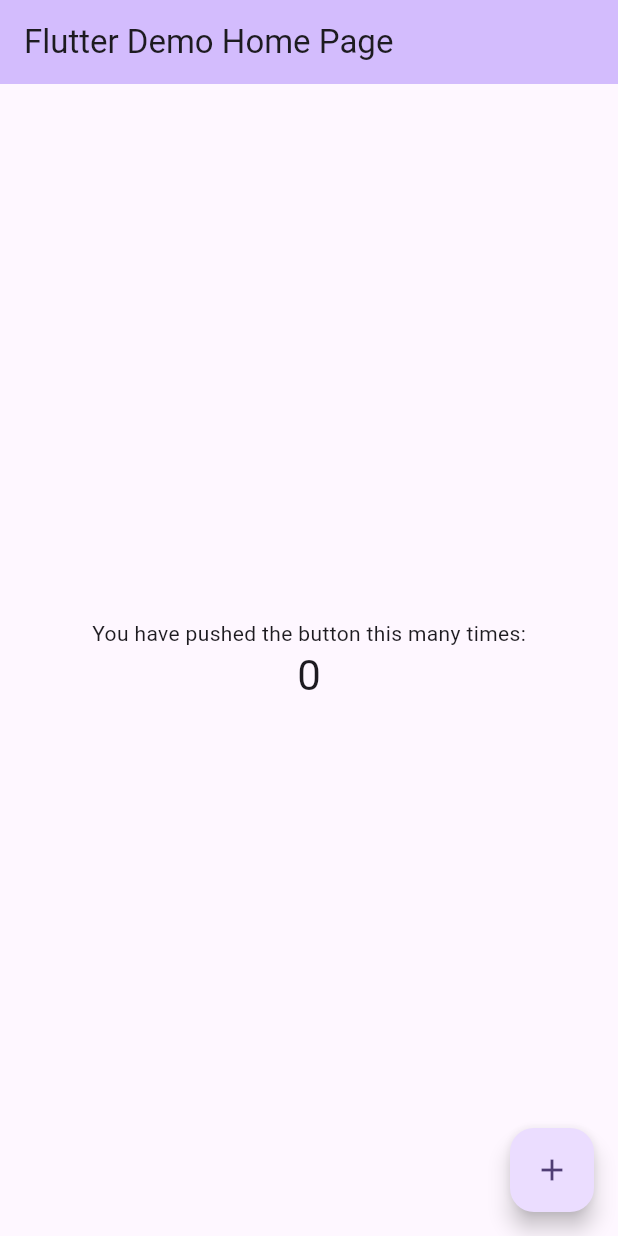
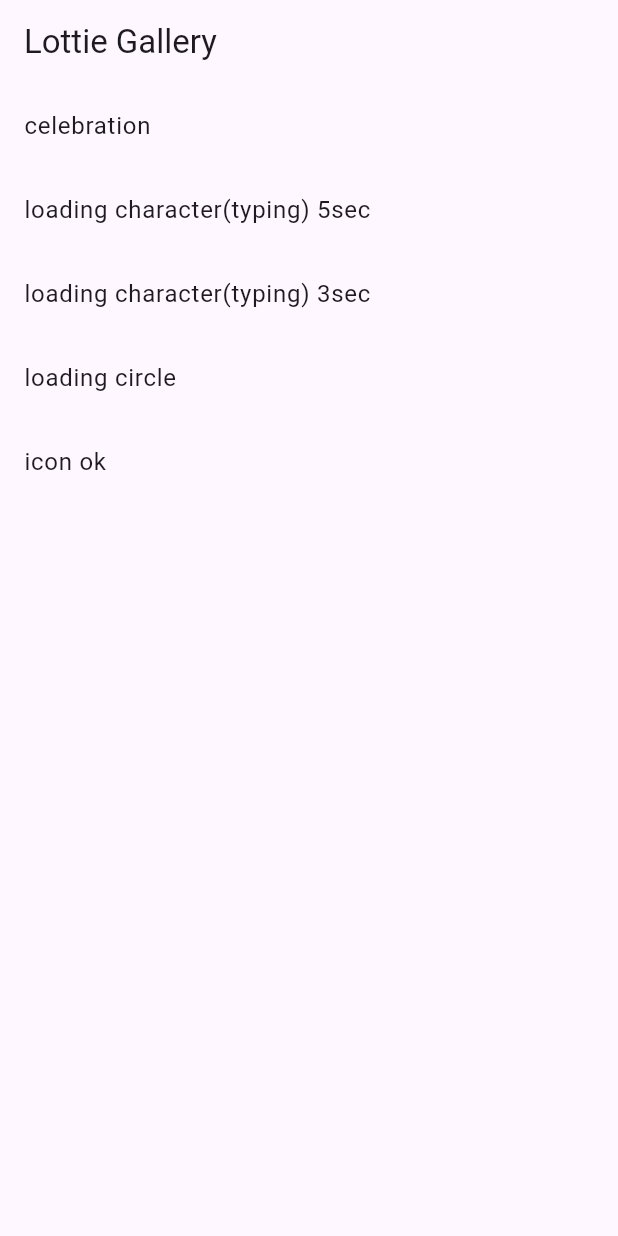
Before and after one commit to eomchaeyoon/pickeat_lottie, a Flutter app: the screen it shows after launch, on a phone screen of 412 x 824 dp. Run offline on Flutter 3.47's test engine with Material 3 defaults, Android fonts, the phone set to English and light mode, and no system bars; our stand-ins replace lottie.

Commit message:
pickeat lottie

```diff
--- /dev/null
+++ b/lib/lottie_gallery.dart
@@ -0,0 +1,41 @@
+import 'package:flutter/material.dart';
+import 'lottie_view.dart';
+
+class LottieGallery extends StatelessWidget {
+  final List<String> lottieFiles = [
+    "assets/lottie/celebration.json",
+    "assets/lottie/loading_character(typing)_5sec.json",
+    "assets/lottie/loading_character(typing)_3sec.json",
+    "assets/lottie/loading_circle.json",
+    "assets/lottie/icon_ok.json",
+  ];
+
+  String _extractFileName(String filePath) {
+    return filePath.split('/').last.split('.').first.replaceAll('_', ' ');
+  }
+
+  @override
+  Widget build(BuildContext context) {
+    return Scaffold(
+      appBar: AppBar(
+        title: Text('Lottie Gallery'),
+      ),
+      body: ListView.builder(
+        itemCount: lottieFiles.length,
+        itemBuilder: (context, index) {
+          return ListTile(
+            title: Text(_extractFileName(lottieFiles[index])),
+            onTap: () {
+              Navigator.push(
+                context,
+                MaterialPageRoute(
+                  builder: (context) => LottieView(filePath: lottieFiles[index]),
+                ),
+              );
+            },
+          );
+        },
+      ),
+    );
+  }
+}
--- a/lib/main.dart
+++ b/lib/main.dart
@@ -1,4 +1,5 @@
 import 'package:flutter/material.dart';
+import 'package:pickeatlottie/lottie_gallery.dart';
 
 void main() {
   runApp(const MyApp());
@@ -11,115 +12,7 @@
   @override
   Widget build(BuildContext context) {
     return MaterialApp(
-      title: 'Flutter Demo',
-      theme: ThemeData(
-        // This is the theme of your application.
-        //
-        // TRY THIS: Try running your application with "flutter run". You'll see
-        // the application has a purple toolbar. Then, without quitting the app,
-        // try changing the seedColor in the colorScheme below to Colors.green
-        // and then invoke "hot reload" (save your changes or press the "hot
-        // reload" button in a Flutter-supported IDE, or press "r" if you used
-        // the command line to start the app).
-        //
-        // Notice that the counter didn't reset back to zero; the application
-        // state is not lost during the reload. To reset the state, use hot
-        // restart instead.
-        //
-        // This works for code too, not just values: Most code changes can be
-        // tested with just a hot reload.
-        colorScheme: ColorScheme.fromSeed(seedColor: Colors.deepPurple),
-        useMaterial3: true,
-      ),
-      home: const MyHomePage(title: 'Flutter Demo Home Page'),
+      home: LottieGallery(),
     );
   }
 }
-
-class MyHomePage extends StatefulWidget {
-  const MyHomePage({super.key, required this.title});
-
-  // This widget is the home page of your application. It is stateful, meaning
-  // that it has a State object (defined below) that contains fields that affect
-  // how it looks.
-
-  // This class is the configuration for the state. It holds the values (in this
-  // case the title) provided by the parent (in this case the App widget) and
-  // used by the build method of the State. Fields in a Widget subclass are
-  // always marked "final".
-
-  final String title;
-
-  @override
-  State<MyHomePage> createState() => _MyHomePageState();
-}
-
-class _MyHomePageState extends State<MyHomePage> {
-  int _counter = 0;
-
-  void _incrementCounter() {
-    setState(() {
-      // This call to setState tells the Flutter framework that something has
-      // changed in this State, which causes it to rerun the build method below
-      // so that the display can reflect the updated values. If we changed
-      // _counter without calling setState(), then the build method would not be
-      // called again, and so nothing would appear to happen.
-      _counter++;
-    });
-  }
-
-  @override
-  Widget build(BuildContext context) {
-    // This method is rerun every time setState is called, for instance as done
-    // by the _incrementCounter method above.
-    //
-    // The Flutter framework has been optimized to make rerunning build methods
-    // fast, so that you can just rebuild anything that needs updating rather
-    // than having to individually change instances of widgets.
-    return Scaffold(
-      appBar: AppBar(
-        // TRY THIS: Try changing the color here to a specific color (to
-        // Colors.amber, perhaps?) and trigger a hot reload to see the AppBar
-        // change color while the other colors stay the same.
-        backgroundColor: Theme.of(context).colorScheme.inversePrimary,
-        // Here we take the value from the MyHomePage object that was created by
-        // the App.build method, and use it to set our appbar title.
-        title: Text(widget.title),
-      ),
-      body: Center(
-        // Center is a layout widget. It takes a single child and positions it
-        // in the middle of the parent.
-        child: Column(
-          // Column is also a layout widget. It takes a list of children and
-          // arranges them vertically. By default, it sizes itself to fit its
-          // children horizontally, and tries to be as tall as its parent.
-          //
-          // Column has various properties to control how it sizes itself and
-          // how it positions its children. Here we use mainAxisAlignment to
-          // center the children vertically; the main axis here is the vertical
-          // axis because Columns are vertical (the cross axis would be
-          // horizontal).
-          //
-          // TRY THIS: Invoke "debug painting" (choose the "Toggle Debug Paint"
-          // action in the IDE, or press "p" in the console), to see the
-          // wireframe for each widget.
-          mainAxisAlignment: MainAxisAlignment.center,
-          children: <Widget>[
-            const Text(
-              'You have pushed the button this many times:',
-            ),
-            Text(
-              '$_counter',
-              style: Theme.of(context).textTheme.headlineMedium,
-            ),
-          ],
-        ),
-      ),
-      floatingActionButton: FloatingActionButton(
-        onPressed: _incrementCounter,
-        tooltip: 'Increment',
-        child: const Icon(Icons.add),
-      ), // This trailing comma makes auto-formatting nicer for build methods.
-    );
-  }
-}
```
Also changed, not shown: lib/lottie_view.dart (added, +30 -0 lines), assets/lottie/celebration.json (renamed from assets/celebration.json), assets/lottie/icon_ok.json (renamed from assets/icon_ok.json), assets/lottie/loading_character(typing)_3sec.json (renamed from assets/loading_character(typing)_3sec.json), assets/lottie/loading_character(typing)_5sec.json (renamed from assets/loading_character(typing)_5sec.json), assets/lottie/loading_circle.json (renamed from assets/loading_circle.json), assets/lottie/pickeat_splash_v01-1.json (renamed from assets/pickeat_splash_v01-1.json).
